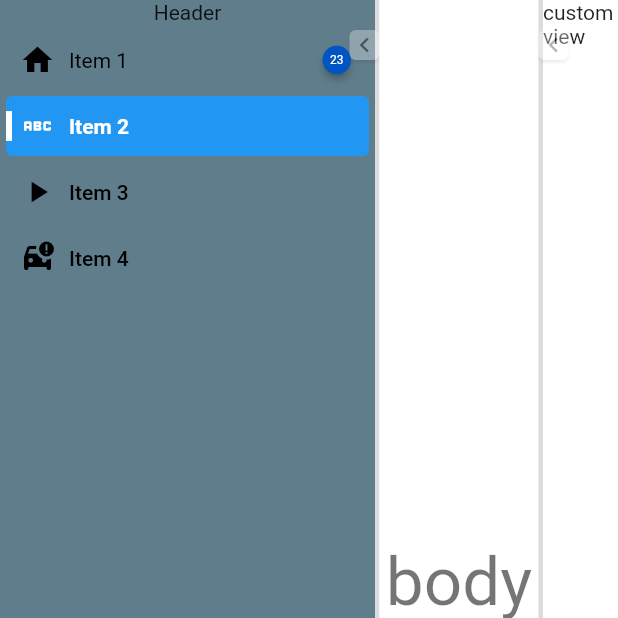
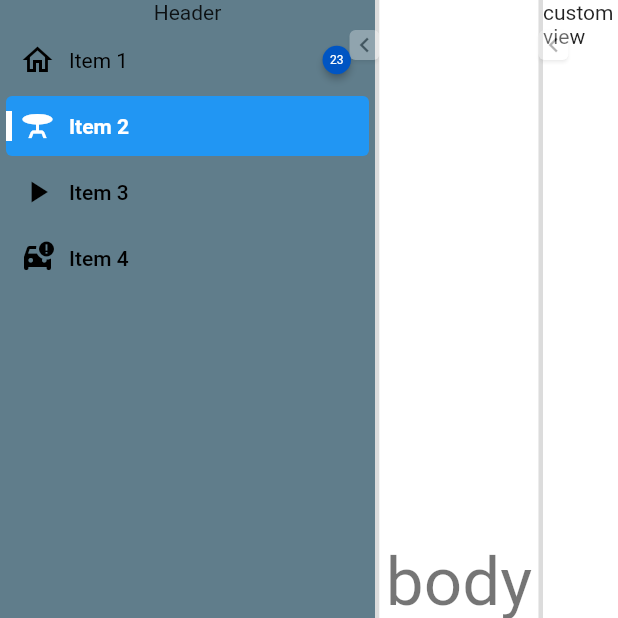
Before and after one commit to resfandiari/flutter_side_menu, a Flutter app: the screen it shows after launch, on a phone screen of 412 x 824 dp, the top half of it. Run offline on Flutter 3.47's test engine with Material 2 defaults, Android fonts, the phone set to English and light mode, and no system bars; drawn by our look-alikes of auto_size_text, badges; our stand-ins replace go_router.

Commit message:
Update example with new feature

```diff
--- a/example/lib/main.dart
+++ b/example/lib/main.dart
@@ -40,8 +40,8 @@ class _MyAppState extends State<MyApp> {
                       title: 'Item 1',
                       hoverColor: Colors.blue,
                       titleStyle: const TextStyle(color: Colors.white),
-                      icon: const Icon(Icons.home),
-                      // selectedIcon: const Icon(Icons.abc),
+                      icon: const Icon(Icons.home_outlined),
+                      selectedIcon: const Icon(Icons.home),
                       badgeContent: const Text(
                         '23',
                         style: TextStyle(
@@ -56,22 +56,20 @@ class _MyAppState extends State<MyApp> {
                       title: 'Item 2',
                       selectedTitleStyle:
                           const TextStyle(fontWeight: FontWeight.bold),
-                      icon: const Icon(Icons.table_bar),
-                      selectedIcon: const Icon(Icons.abc),
+                      icon: const Icon(Icons.table_bar_outlined),
+                      selectedIcon: const Icon(Icons.table_bar),
                     ),
                     SideMenuItemDataTile(
                       isSelected: false,
                       onTap: () {},
                       title: 'Item 3',
                       icon: const Icon(Icons.play_arrow),
-                      // selectedIcon: const Icon(Icons.abc),
                     ),
                     SideMenuItemDataTile(
                       isSelected: false,
                       onTap: () {},
                       title: 'Item 4',
                       icon: const Icon(Icons.car_crash),
-                      // selectedIcon: const Icon(Icons.abc),
                     ),
                   ],
                   footer: const Text('Footer'),
```
